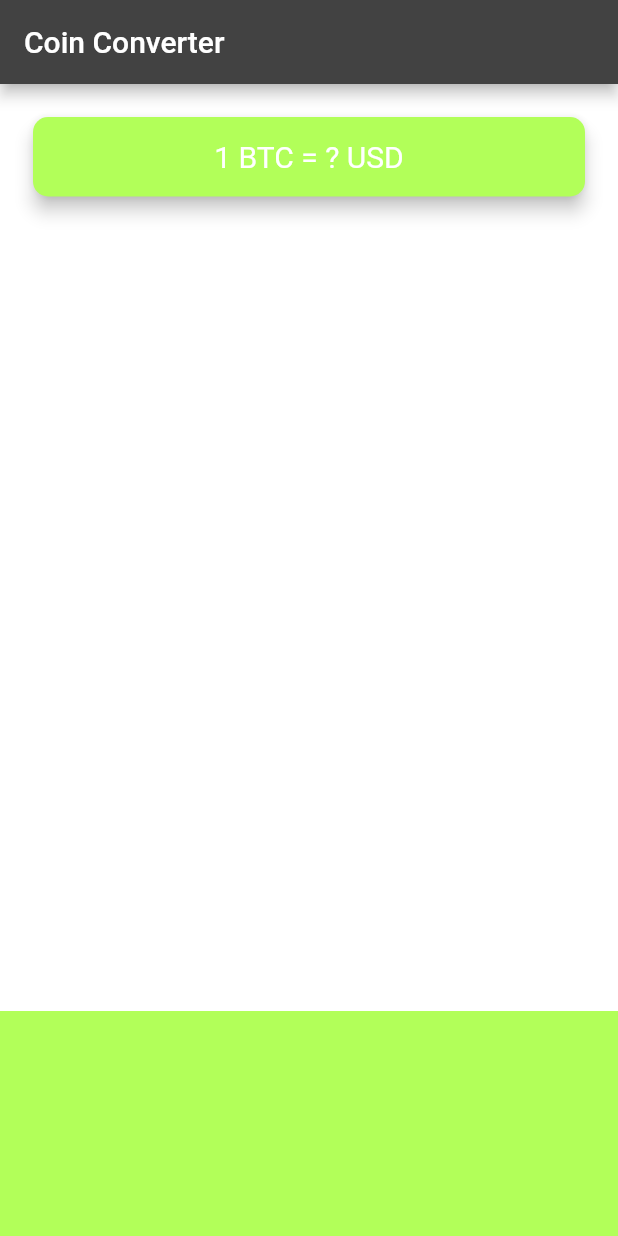
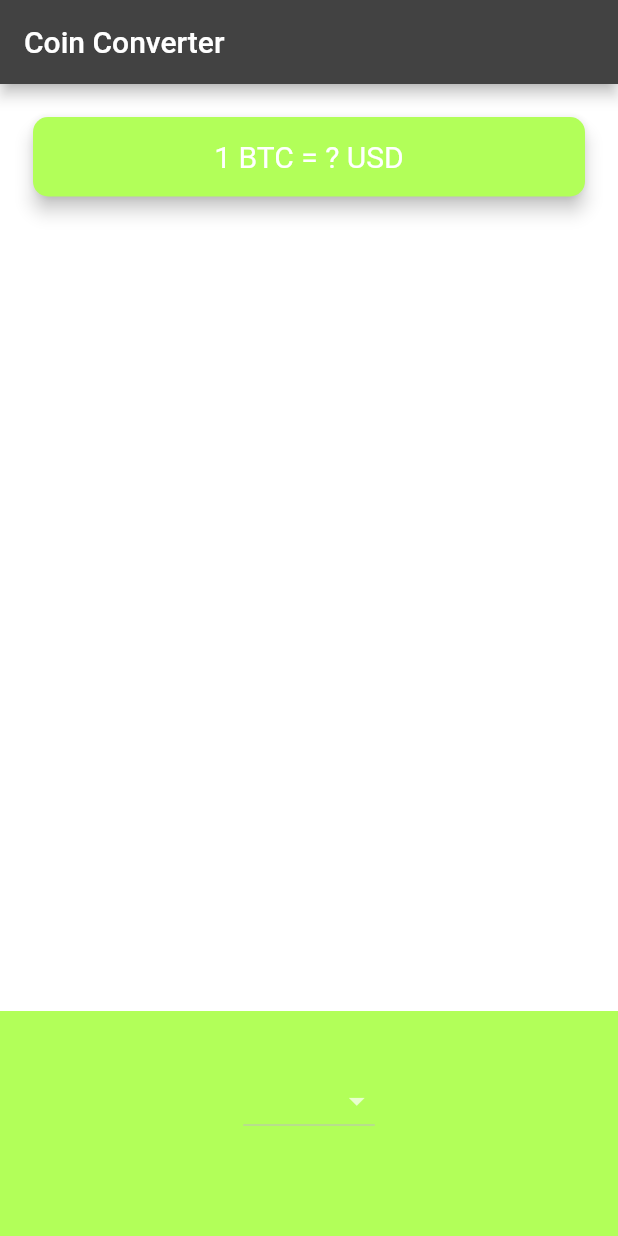
Before and after one commit to jeremyessien/coin_converter, a Flutter app: the screen it shows after launch, on a phone screen of 412 x 824 dp. Run offline on Flutter 3.47's test engine with Material 2 defaults, Android fonts, the phone set to English and light mode, and no system bars.

Commit message:
Update price_screen.dart

```diff
--- a/lib/price_screen.dart
+++ b/lib/price_screen.dart
@@ -11,7 +11,7 @@ class _PriceScreenState extends State<PriceScreen> {
   String chosenCurrency = 'NGN';
 
   //Drop Down Button for Android
-  DropdownMenuItem<String> getDropDownButton() {
+  DropdownButton<String> getDropDownButton() {
     List<DropdownMenuItem<String>> dropDownItem = [];
     //For loop for drop down button
     for (String curr in ListofCurrencies) {
@@ -21,7 +21,7 @@ class _PriceScreenState extends State<PriceScreen> {
       );
       dropDownItem.add(newItem);
     }
-    DropdownButton<String>(
+    return DropdownButton<String>(
       value: chosenCurrency,
       dropdownColor: Colors.lightBlueAccent,
       //Called the for loop from line 12
@@ -48,14 +48,15 @@ class _PriceScreenState extends State<PriceScreen> {
       children: pickerItems,
     );
   }
-  Widget getPicker(){
-    if (Platform.isIOS){
-      return iOS();
-    }
-    else if (Platform.isAndroid){
-      return getDropDownButton();
-    }
-  }
+
+  // Widget getPicker(){
+  //   if (Platform.isIOS){
+  //     return iOS();
+  //   }
+  //   else if (Platform.isAndroid){
+  //     return getDropDownButton();
+  //   }
+  // }
   @override
   Widget build(BuildContext context) {
     return Scaffold(
@@ -92,7 +93,8 @@ class _PriceScreenState extends State<PriceScreen> {
             alignment: Alignment.center,
             padding: EdgeInsets.only(bottom: 30.0),
             color: Colors.lightGreenAccent.shade200,
-            child:getPicker(),
+            //Tenary Operator to check  if platform is iOS or Android
+            child:Platform.isIOS? iOS() : getDropDownButton(),
           ),
         ],
       ),
```
